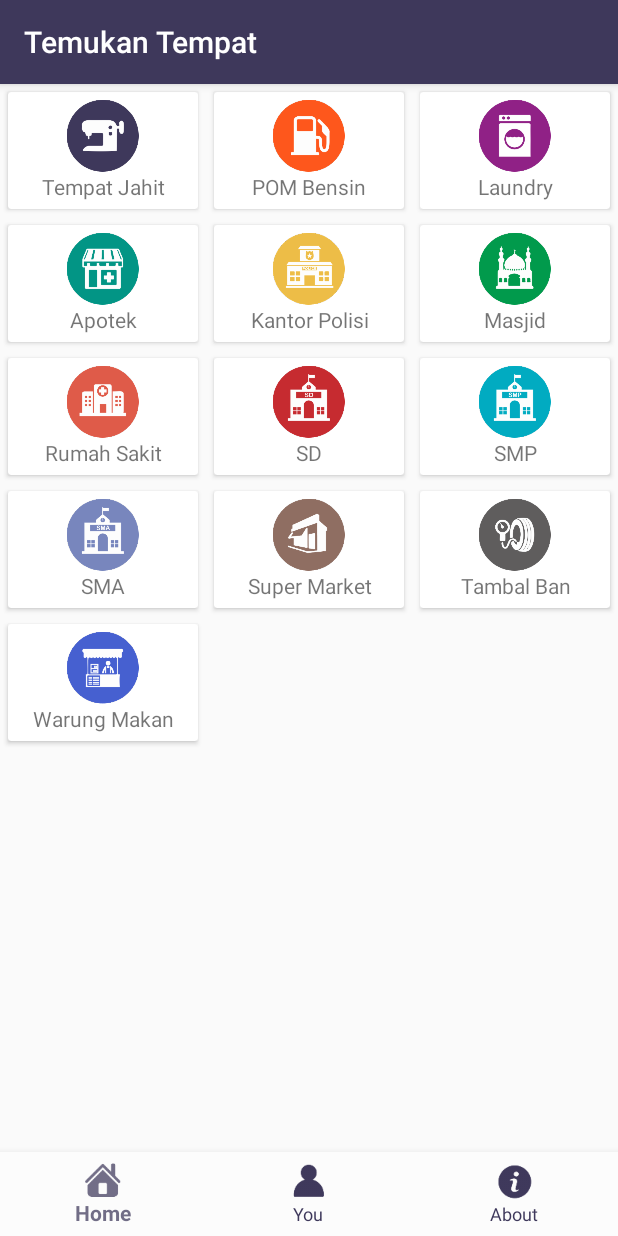
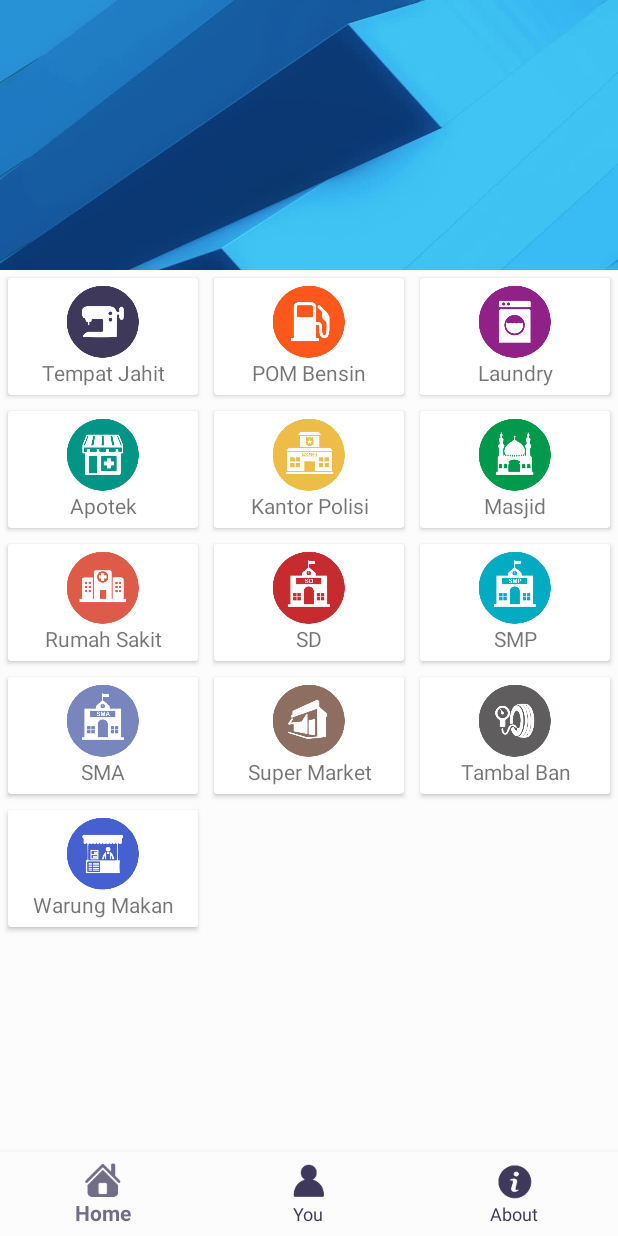
Before and after one commit to Aladziviesoft/TT00001, an Android app: the screen it shows after launch (MainActivity), on a phone screen of 412 x 824 dp. Run offline under Robolectric (Android 15) with nearby library versions, the phone set to English and light mode, and no system bars; our stand-ins replace ButterKnife.

Commit message:
EDIT anda Edit home

```diff
--- a/app/src/main/AndroidManifest.xml
+++ b/app/src/main/AndroidManifest.xml
@@ -13,7 +13,8 @@
         android:supportsRtl="true"
         android:theme="@style/AppTheme"
         tools:ignore="GoogleAppIndexingWarning">
-        <activity android:name=".MainActivity" />
+        <activity android:name=".MainActivity"
+            android:theme="@style/AppTheme.NoActionBar.CollapsingToolbar"/>
         <activity
             android:name=".SplashScreen"
             android:noHistory="true"
--- a/app/src/main/java/com/aladziviesoft/temukantempat/Home.java
+++ b/app/src/main/java/com/aladziviesoft/temukantempat/Home.java
@@ -3,11 +3,15 @@ package com.aladziviesoft.temukantempat;
 import android.os.Bundle;
 import android.support.annotation.NonNull;
 import android.support.annotation.Nullable;
+import android.support.design.widget.AppBarLayout;
+import android.support.design.widget.CollapsingToolbarLayout;
 import android.support.v4.app.Fragment;
 import android.support.v4.app.FragmentActivity;
 import android.support.v7.widget.GridLayoutManager;
 import android.support.v7.widget.LinearLayoutManager;
 import android.support.v7.widget.RecyclerView;
+import android.support.v7.widget.Toolbar;
+import android.view.Gravity;
 import android.view.LayoutInflater;
 import android.view.View;
 import android.view.ViewGroup;
@@ -29,6 +33,12 @@ public class Home extends Fragment {
     FragmentActivity mActivity;
     DashAdapter adapter;
     ArrayList<DashModel> arrayList = new ArrayList<>();
+    @BindView(R.id.toolbar)
+    Toolbar toolbar;
+    @BindView(R.id.collapsing)
+    CollapsingToolbarLayout collapsing;
+    @BindView(R.id.appbar)
+    AppBarLayout appbar;
 
     @Nullable
     @Override
@@ -46,6 +56,9 @@ public class Home extends Fragment {
         recMenu.setAdapter(adapter);
 
         setMenu();
+
+        collapsing.setExpandedTitleGravity(Gravity.BOTTOM);
+        collapsing.setExpandedTitleColor(getResources().getColor(android.R.color.transparent));
 
         return view;
 
--- a/app/src/main/res/layout/activity_anda.xml
+++ b/app/src/main/res/layout/activity_anda.xml
@@ -28,11 +28,15 @@
         android:paddingRight="20dp">
 
         <Button
+            style="@style/Widget.AppCompat.Button.Colored"
+            android:id="@+id/btLogin"
             android:layout_width="match_parent"
             android:layout_height="wrap_content"
             android:text="@string/login" />
 
         <Button
+            style="@style/Widget.AppCompat.Button.Colored"
+            android:id="@+id/btRegistrasi"
             android:layout_width="match_parent"
             android:layout_height="wrap_content"
             android:text="@string/registrasi" />
--- a/app/src/main/res/layout/activity_detail_tempat.xml
+++ b/app/src/main/res/layout/activity_detail_tempat.xml
@@ -135,6 +135,7 @@
                 android:id="@+id/btPergi"
                 android:layout_width="match_parent"
                 android:layout_height="wrap_content"
+                android:layout_margin="5dp"
                 android:text="@string/pergi" />
         </LinearLayout>
 
--- a/app/src/main/res/layout/activity_home.xml
+++ b/app/src/main/res/layout/activity_home.xml
@@ -1,17 +1,56 @@
 <?xml version="1.0" encoding="utf-8"?>
-<LinearLayout xmlns:android="http://schemas.android.com/apk/res/android"
+<android.support.design.widget.CoordinatorLayout xmlns:android="http://schemas.android.com/apk/res/android"
+    xmlns:app="http://schemas.android.com/apk/res-auto"
     xmlns:tools="http://schemas.android.com/tools"
     android:layout_width="match_parent"
+    android:layout_height="match_parent"
+    android:background="#fcfcfc"
     android:orientation="vertical"
-    android:layout_height="match_parent"
     tools:context=".Home">
 
-    <android.support.v7.widget.RecyclerView
-        android:id="@+id/recMenu"
+    <android.support.design.widget.AppBarLayout
+        android:id="@+id/appbar"
+        android:layout_width="match_parent"
+        android:layout_height="180dp"
+        android:theme="@style/ThemeOverlay.AppCompat.Dark">
+
+        <android.support.design.widget.CollapsingToolbarLayout
+            android:id="@+id/collapsing"
+            android:layout_width="match_parent"
+            android:layout_height="match_parent"
+            app:title="@string/app_name"
+            android:background="@drawable/front"
+            app:contentScrim="?attr/colorPrimary"
+            app:expandedTitleMarginEnd="64dp"
+            app:expandedTitleMarginStart="48dp"
+            app:layout_scrollFlags="exitUntilCollapsed|scroll">
+
+            <android.support.v7.widget.Toolbar
+                android:id="@+id/toolbar"
+                android:layout_width="match_parent"
+                android:layout_height="?attr/actionBarSize"
+                app:layout_collapseMode="pin"
+                app:popupTheme="@style/ThemeOverlay.AppCompat.Dark">
+
+            </android.support.v7.widget.Toolbar>
+
+        </android.support.design.widget.CollapsingToolbarLayout>
+
+    </android.support.design.widget.AppBarLayout>
+
+    <android.support.v4.widget.NestedScrollView
         android:layout_width="match_parent"
         android:layout_height="match_parent"
-        android:layout_marginBottom="?actionBarSize">
+        app:layout_behavior="@string/appbar_scrolling_view_behavior">
 
-    </android.support.v7.widget.RecyclerView>
+        <android.support.v7.widget.RecyclerView
+            android:id="@+id/recMenu"
+            android:layout_width="match_parent"
+            android:layout_height="match_parent">
 
-</LinearLayout>
+        </android.support.v7.widget.RecyclerView>
+
+    </android.support.v4.widget.NestedScrollView>
+
+
+</android.support.design.widget.CoordinatorLayout>
```
Also changed, not shown: app/src/main/res/drawable/front.jpg (added), 155 other files.
